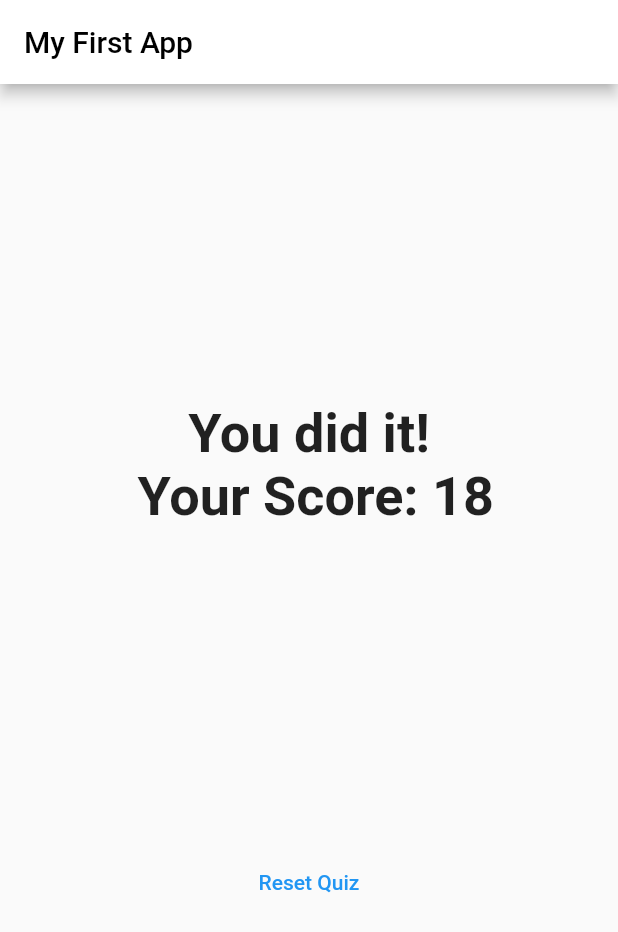
After one commit to zeeshanayaz/flutter-quiz-app-basic, a Flutter app: the screen it shows after launch, after a tap on "Black", after a tap on "Snake", after a tap on "Max", on a phone screen of 412 x 824 dp. The commit adds this screen. Shown: the top 932 px of the screen. Run offline on Flutter 3.47's test engine with Material 2 defaults, Android fonts, the phone set to English and light mode, and no system bars.

Commit message:
completed quiz functionality

```diff
--- a/lib/main.dart
+++ b/lib/main.dart
@@ -1,6 +1,6 @@
 import 'package:flutter/material.dart';
-import './question.dart';
-import './answer.dart';
+import './result.dart';
+import './quiz.dart';
 
 void main() => runApp(MyApp());
 
@@ -11,25 +11,53 @@ class MyApp extends StatefulWidget {
 
 class _MyAppState extends State<MyApp> {
   var _questionIndex = 0;
-  var questions = [
+  var _totalScore = 0;
+  var _questions = [
     {
       'questionText': 'What\'s your favourite color?',
-      'answers': ['Black', 'Red', 'Green', 'White'],
+      'answers': [
+        {'text': 'Black', 'score': 10},
+        {'text': 'Red', 'score': 5},
+        {'text': 'Green', 'score': 3},
+        {'text': 'White', 'score': 1}
+      ],
     },
     {
       'questionText': 'What\'s your favourite animal?',
-      'answers': ['Rabbit', 'Snake', 'Elephant', 'Lion'],
+      'answers': [
+        {'text': 'Rabbit', 'score': 5},
+        {'text': 'Snake', 'score': 3},
+        {'text': 'Elephant', 'score': 4},
+        {'text': 'Lion', 'score': 8}
+      ],
     },
     {
       'questionText': 'Who is your favourite instructor?',
-      'answers': ['Max', 'Max', 'Max'],
+      'answers': [
+        {'text': 'Max', 'score': 5},
+        {'text': 'Max', 'score': 4},
+        {'text': 'Max', 'score': 6}
+      ],
     },
   ];
-  void _answerFunction() {
+  void _answerFunction(int score) {
+    _totalScore += score;
     setState(() {
-      if (_questionIndex < questions.length - 1) _questionIndex++;
+      _questionIndex++;
+      // if (_questionIndex < _questions.length - 1) _questionIndex++;
     });
-    print("Answer Selected");
+    if (_questionIndex < _questions.length) {
+      print("We have more questions");
+    } else {
+      print("No more questions");
+    }
+  }
+
+  void _resetQuiz() {
+    setState(() {
+      _questionIndex = 0;
+      _totalScore = 0;
+    });
   }
 
   @override
@@ -43,17 +71,12 @@ class _MyAppState extends State<MyApp> {
           ),
           backgroundColor: Colors.white,
         ),
-        body: Column(
-          children: [
-            Question(
-              questionText: questions[_questionIndex]['questionText'],
-            ),
-            ...(questions[_questionIndex]['answers'] as List<String>)
-                .map((answer) {
-              return Answer(_answerFunction, answer);
-            }).toList(),
-          ],
-        ),
+        body: _questionIndex < _questions.length
+            ? Quiz(
+                questions: _questions,
+                questionIndex: _questionIndex,
+                answerQuestion: _answerFunction)
+            : Result(_totalScore, _resetQuiz),
       ),
     );
   }
--- /dev/null
+++ b/lib/quiz.dart
@@ -0,0 +1,29 @@
+import 'package:flutter/material.dart';
+import './answer.dart';
+import './question.dart';
+
+class Quiz extends StatelessWidget {
+  final List<Map<String, Object>> questions;
+  final int questionIndex;
+  final Function answerQuestion;
+
+  Quiz(
+      {@required this.questions,
+      @required this.answerQuestion,
+      @required this.questionIndex});
+
+  @override
+  Widget build(BuildContext context) {
+    return Column(
+      children: [
+        Question(
+          questionText: questions[questionIndex]['questionText'],
+        ),
+        ...(questions[questionIndex]['answers'] as List<Map<String, Object>>)
+            .map((answer) {
+          return Answer(() => answerQuestion(answer['score']), answer['text']);
+        }).toList()
+      ],
+    );
+  }
+}
--- /dev/null
+++ b/lib/result.dart
@@ -0,0 +1,28 @@
+import 'package:flutter/material.dart';
+
+class Result extends StatelessWidget {
+  final int totalScore;
+  final Function resetHandler;
+
+  Result(this.totalScore, this.resetHandler);
+
+  @override
+  Widget build(BuildContext context) {
+    return Center(
+      child: Column(
+        mainAxisAlignment: MainAxisAlignment.spaceEvenly,
+        children: [
+          Text(
+            "You did it!\n Your Score: $totalScore",
+            textAlign: TextAlign.center,
+            style: TextStyle(
+              fontSize: 36,
+              fontWeight: FontWeight.bold,
+            ),
+          ),
+          TextButton(onPressed: resetHandler, child: Text("Reset Quiz"))
+        ],
+      ),
+    );
+  }
+}
```
